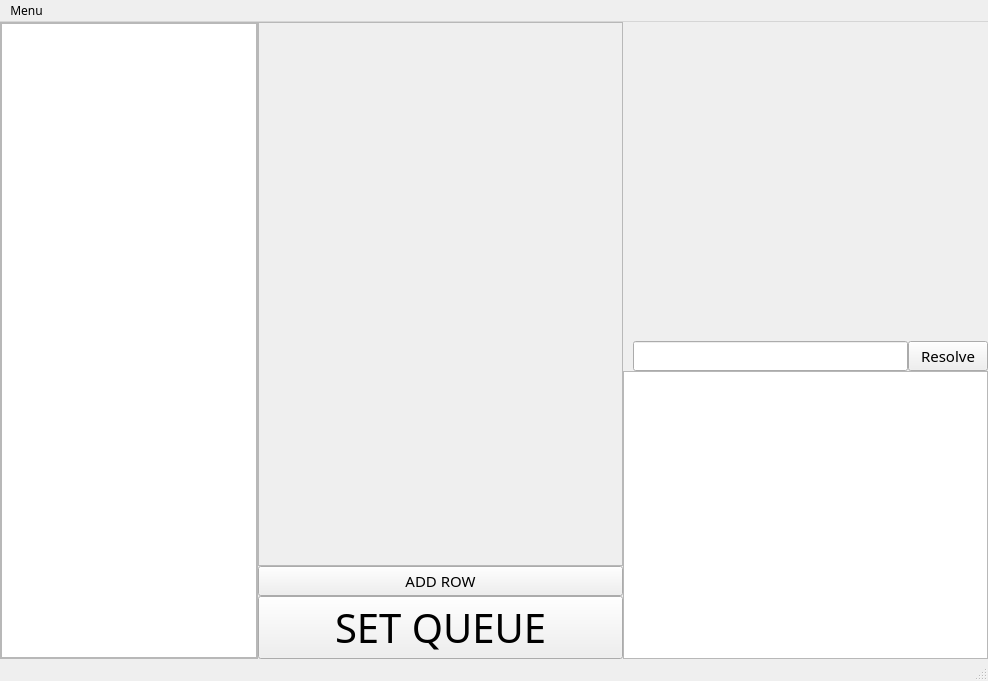
Qt form qman-pyqt.ui (oa-bialkow/qman-pyqt) before a commit.
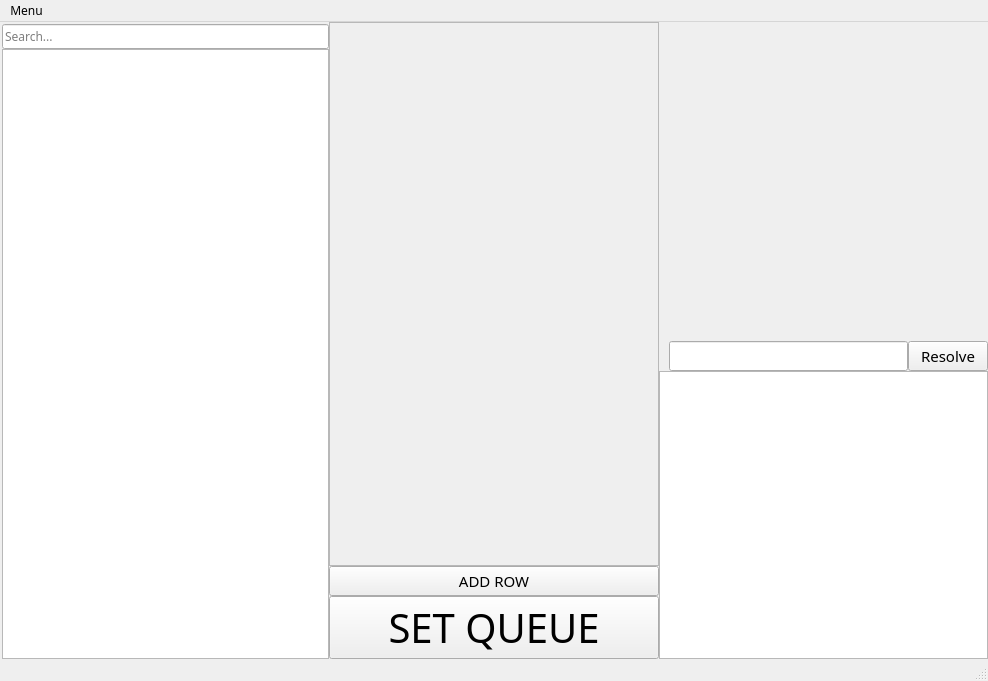
The same form after that commit.

The edit to the form file:
```diff
--- a/qman-pyqt.ui
+++ b/qman-pyqt.ui
@@ -48,51 +48,26 @@
      <number>0</number>
     </property>
     <item>
-     <widget class="QScrollArea" name="qscroll">
-      <property name="enabled">
-       <bool>true</bool>
-      </property>
-      <property name="sizePolicy">
-       <sizepolicy hsizetype="Minimum" vsizetype="Expanding">
-        <horstretch>0</horstretch>
-        <verstretch>0</verstretch>
-       </sizepolicy>
-      </property>
-      <property name="font">
-       <font>
-        <family>Monaco</family>
-        <italic>false</italic>
-        <bold>false</bold>
-       </font>
-      </property>
-      <property name="widgetResizable">
-       <bool>true</bool>
-      </property>
-      <widget class="QWidget" name="qlist">
-       <property name="geometry">
-        <rect>
-         <x>0</x>
-         <y>0</y>
-         <width>256</width>
-         <height>628</height>
-        </rect>
-       </property>
-       <layout class="QVBoxLayout" name="verticalLayout_4">
-        <property name="spacing">
-         <number>0</number>
-        </property>
+     <layout class="QVBoxLayout" name="qlist">
         <property name="leftMargin">
-         <number>0</number>
+       <number>2</number>
         </property>
         <property name="topMargin">
-         <number>0</number>
-        </property>
-        <property name="rightMargin">
-         <number>0</number>
+       <number>2</number>
+      </property>
+      <item>
+       <widget class="QLineEdit" name="qobjs_filter">
+        <property name="inputMask">
+         <string/>
         </property>
-        <property name="bottomMargin">
-         <number>0</number>
+        <property name="text">
+         <string/>
         </property>
+        <property name="placeholderText">
+         <string>Search...</string>
+        </property>
+       </widget>
+      </item>
         <item>
          <widget class="QListWidget" name="qobjs">
           <property name="sizePolicy">
@@ -112,8 +87,6 @@
          </widget>
         </item>
        </layout>
-      </widget>
-     </widget>
     </item>
     <item>
      <widget class="QWidget" name="qview" native="true">
@@ -397,6 +370,9 @@
               <bold>false</bold>
              </font>
             </property>
+            <attribute name="horizontalHeaderVisible">
+             <bool>false</bool>
+            </attribute>
            </widget>
           </item>
          </layout>
```
Left out of the diff: 6 changed lines with no effect on the pictures. Lines whose indentation alone changed are shown as unchanged.
